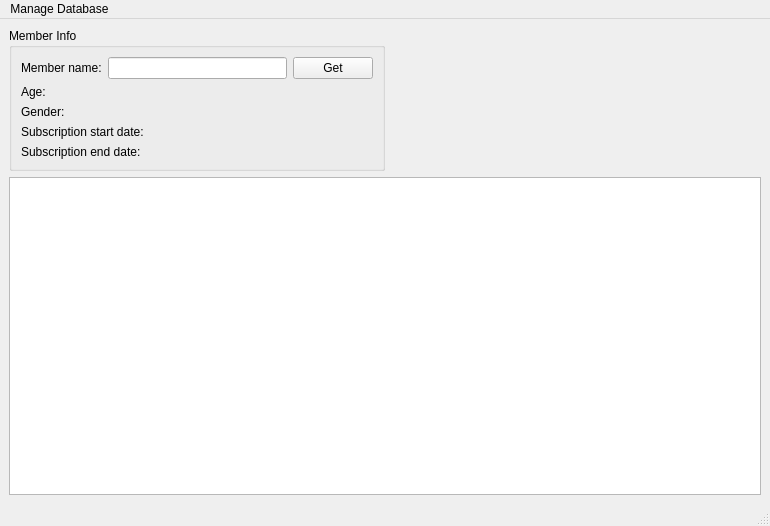
Qt form desktop_application/ui/mainwindow.ui (cihansenyuz/project_gym) before a commit.
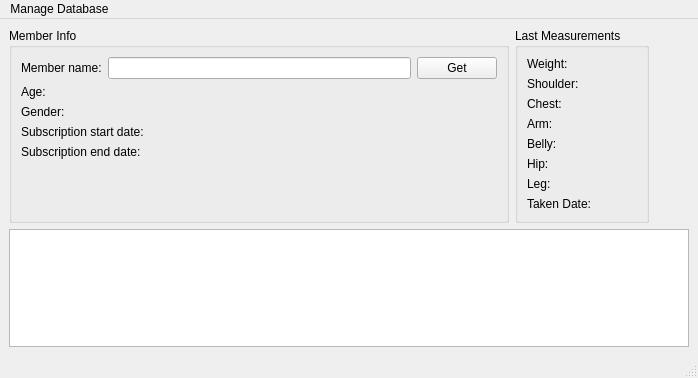
The same form after that commit.

Commit message: add measurement view on mainwindow

```diff
--- a/desktop_application/ui/mainwindow.ui
+++ b/desktop_application/ui/mainwindow.ui
@@ -6,8 +6,8 @@
    <rect>
     <x>0</x>
     <y>0</y>
-    <width>770</width>
-    <height>526</height>
+    <width>698</width>
+    <height>378</height>
    </rect>
   </property>
   <property name="windowTitle">
@@ -16,7 +16,7 @@
   <widget class="QWidget" name="centralwidget">
    <layout class="QVBoxLayout" name="verticalLayout_3">
     <item>
-     <layout class="QHBoxLayout" name="horizontalLayout_2">
+     <layout class="QHBoxLayout" name="horizontalLayout_2" stretch="1,0,0">
       <item>
        <layout class="QHBoxLayout" name="horizontalLayout" stretch="0">
         <item>
@@ -74,11 +74,177 @@
              </property>
             </widget>
            </item>
+           <item>
+            <spacer name="verticalSpacer">
+             <property name="orientation">
+              <enum>Qt::Vertical</enum>
+             </property>
+             <property name="sizeHint" stdset="0">
+              <size>
+               <width>20</width>
+               <height>40</height>
+              </size>
+             </property>
+            </spacer>
+           </item>
           </layout>
          </widget>
         </item>
        </layout>
       </item>
+      <item>
+       <widget class="QGroupBox" name="groupBox_2">
+        <property name="title">
+         <string>Last Measurements</string>
+        </property>
+        <layout class="QVBoxLayout" name="verticalLayout_2">
+         <item>
+          <layout class="QHBoxLayout" name="horizontalLayout_4" stretch="0,0">
+           <item>
+            <widget class="QLabel" name="label">
+             <property name="text">
+              <string>Weight:</string>
+             </property>
+            </widget>
+           </item>
+           <item>
+            <widget class="QLabel" name="weight_label">
+             <property name="text">
+              <string/>
+             </property>
+            </widget>
+           </item>
+          </layout>
+         </item>
+         <item>
+          <layout class="QHBoxLayout" name="horizontalLayout_5">
+           <item>
+            <widget class="QLabel" name="label_3">
+             <property name="text">
+              <string>Shoulder:</string>
+             </property>
+            </widget>
+           </item>
+           <item>
+            <widget class="QLabel" name="shoulder_label">
+             <property name="text">
+              <string/>
+             </property>
+            </widget>
+           </item>
+          </layout>
+         </item>
+         <item>
+          <layout class="QHBoxLayout" name="horizontalLayout_6">
+           <item>
+            <widget class="QLabel" name="label_5">
+             <property name="text">
+              <string>Chest:</string>
+             </property>
+            </widget>
+           </item>
+           <item>
+            <widget class="QLabel" name="chest_label">
+             <property name="text">
+              <string/>
+             </property>
+            </widget>
+           </item>
+          </layout>
+         </item>
+         <item>
+          <layout class="QHBoxLayout" name="horizontalLayout_7">
+           <item>
+            <widget class="QLabel" name="label_7">
+             <property name="text">
+              <string>Arm:</string>
+             </property>
+            </widget>
+           </item>
+           <item>
+            <widget class="QLabel" name="arm_label">
+             <property name="text">
+              <string/>
+             </property>
+            </widget>
+           </item>
+          </layout>
+         </item>
+         <item>
+          <layout class="QHBoxLayout" name="horizontalLayout_12">
+           <item>
+            <widget class="QLabel" name="label_17">
+             <property name="text">
+              <string>Belly:</string>
+             </property>
+            </widget>
+           </item>
+           <item>
+            <widget class="QLabel" name="belly_label">
+             <property name="text">
+              <string/>
+             </property>
+            </widget>
+           </item>
+          </layout>
+         </item>
+         <item>
+          <layout class="QHBoxLayout" name="horizontalLayout_11">
+           <item>
+            <widget class="QLabel" name="label_15">
+             <property name="text">
+              <string>Hip:</string>
+             </property>
+            </widget>
+           </item>
+           <item>
+            <widget class="QLabel" name="hip_label">
+             <property name="text">
+              <string/>
+             </property>
+            </widget>
+           </item>
+          </layout>
+         </item>
+         <item>
+          <layout class="QHBoxLayout" name="horizontalLayout_10">
+           <item>
+            <widget class="QLabel" name="label_13">
+             <property name="text">
+              <string>Leg:</string>
+             </property>
+            </widget>
+           </item>
+           <item>
+            <widget class="QLabel" name="leg_label">
+             <property name="text">
+              <string/>
+             </property>
+            </widget>
+           </item>
+          </layout>
+         </item>
+         <item>
+          <layout class="QHBoxLayout" name="horizontalLayout_9">
+           <item>
+            <widget class="QLabel" name="label_11">
+             <property name="text">
+              <string>Taken Date:</string>
+             </property>
+            </widget>
+           </item>
+           <item>
+            <widget class="QLabel" name="taken_date_label">
+             <property name="text">
+              <string/>
+             </property>
+            </widget>
+           </item>
+          </layout>
+         </item>
+        </layout>
+       </widget>
+      </item>
       <item>
        <spacer name="horizontalSpacer">
         <property name="orientation">
@@ -104,7 +270,7 @@
     <rect>
      <x>0</x>
      <y>0</y>
-     <width>770</width>
+     <width>698</width>
      <height>22</height>
     </rect>
    </property>
```
The commit also changes 1 other file.
